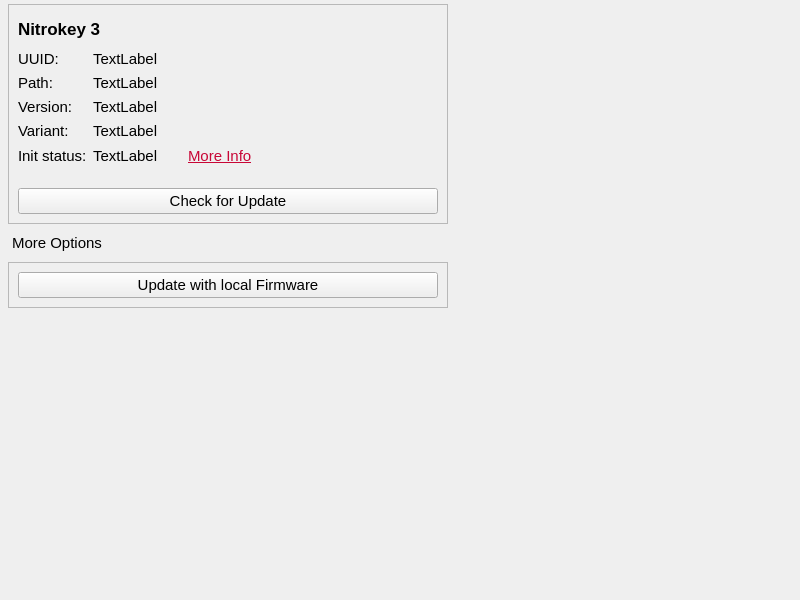
Qt form nitrokeyapp/ui/overview_tab.ui (Nitrokey/nitrokey-app2) before a commit.
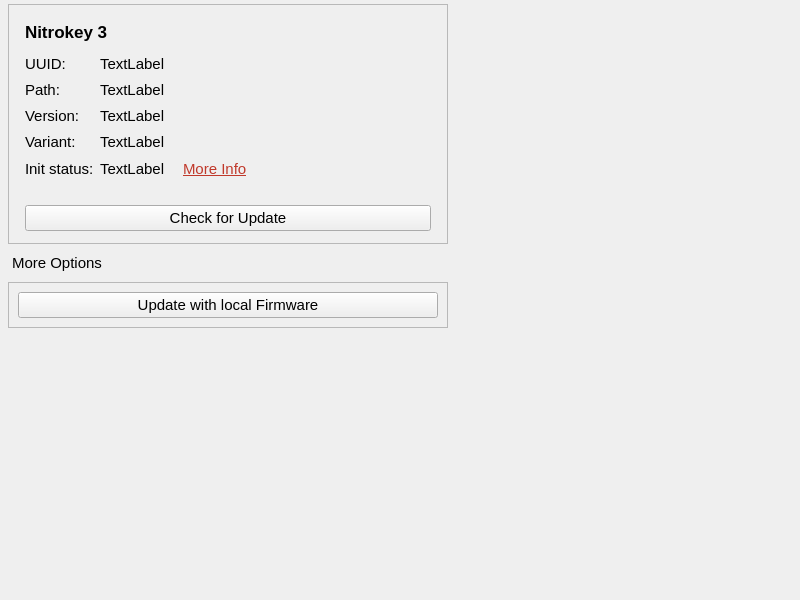
The same form after that commit. Icons and pictures are not drawn.

Diff of the .ui file:
```diff
--- a/nitrokeyapp/ui/overview_tab.ui
+++ b/nitrokeyapp/ui/overview_tab.ui
@@ -110,12 +110,24 @@
           <enum>QFrame::Shadow::Raised</enum>
          </property>
          <property name="lineWidth">
-          <number>5</number>
-         </property>
-         <property name="midLineWidth">
-          <number>5</number>
+          <number>1</number>
          </property>
          <layout class="QFormLayout" name="formLayout_4">
+          <property name="leftMargin">
+           <number>16</number>
+          </property>
+          <property name="topMargin">
+           <number>12</number>
+          </property>
+          <property name="rightMargin">
+           <number>16</number>
+          </property>
+          <property name="bottomMargin">
+           <number>12</number>
+          </property>
+          <property name="verticalSpacing">
+           <number>8</number>
+          </property>
           <item row="0" column="0" colspan="2">
            <widget class="QLabel" name="nk3_label">
             <property name="sizePolicy">
@@ -409,7 +421,7 @@
                </font>
               </property>
               <property name="text">
-               <string>&lt;html&gt;&lt;head/&gt;&lt;body&gt;&lt;p&gt;&lt;a href=&quot;https://docs.nitrokey.com/nitrokey3/&quot;&gt;&lt;span style=&quot; text-decoration: underline; color:#c80636;&quot;&gt;More Info&lt;/span&gt;&lt;/a&gt;&lt;/p&gt;&lt;/body&gt;&lt;/html&gt;</string>
+               <string>&lt;html&gt;&lt;head/&gt;&lt;body&gt;&lt;p&gt;&lt;a href=&quot;https://docs.nitrokey.com/nitrokey3/&quot;&gt;&lt;span style=&quot; text-decoration: underline; color:#c0392b;&quot;&gt;More Info&lt;/span&gt;&lt;/a&gt;&lt;/p&gt;&lt;/body&gt;&lt;/html&gt;</string>
               </property>
               <property name="openExternalLinks">
                <bool>true</bool>
@@ -512,10 +524,7 @@
           <enum>QFrame::Shadow::Raised</enum>
          </property>
          <property name="lineWidth">
-          <number>5</number>
-         </property>
-         <property name="midLineWidth">
-          <number>5</number>
+          <number>1</number>
          </property>
          <layout class="QVBoxLayout" name="verticalLayout_2">
           <item>
```
Left out of the diff: 2 changed lines with no effect on the pictures.
